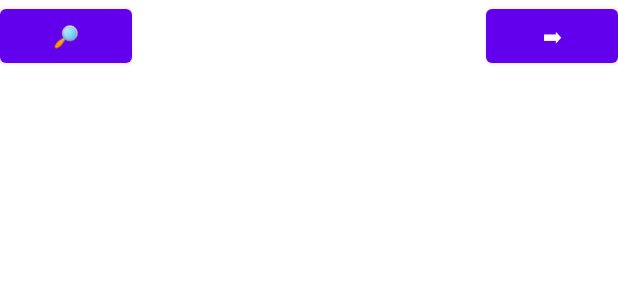
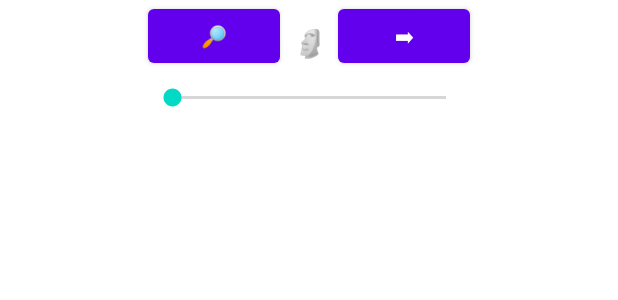
Before and after one commit to a-zhelonkin/WordExalt, an Android app: the layout layout_top.xml on its own in the app's theme, with its tools: preview values and no code run, on a phone screen of 412 x 824 dp. Shown: the top 300 px of the screen. Run offline under Robolectric (Android 15) with nearby library versions, the phone set to English and light mode, and no system bars.

Commit message:
Двигаем overlay через слайдер

```diff
--- a/app/src/main/res/layout/layout_top.xml
+++ b/app/src/main/res/layout/layout_top.xml
@@ -8,27 +8,44 @@
         android:id="@+id/search"
         android:layout_width="wrap_content"
         android:layout_height="wrap_content"
+        android:layout_marginEnd="8dp"
+        android:layout_marginBottom="8dp"
         android:text="@string/searchLabel"
-        app:layout_constraintStart_toStartOf="parent"
+        app:layout_constraintBottom_toTopOf="@+id/overlayGap"
+        app:layout_constraintEnd_toStartOf="@+id/word"
         app:layout_constraintTop_toTopOf="parent" />
 
     <TextView
         android:id="@+id/word"
-        android:layout_width="0dp"
+        android:layout_width="wrap_content"
         android:layout_height="wrap_content"
         android:background="#FFFFFF"
+        android:gravity="center"
+        android:text="@string/defaultWord"
+        android:textAlignment="gravity"
         android:textSize="18sp"
-        app:layout_constraintBottom_toBottomOf="parent"
-        app:layout_constraintEnd_toStartOf="@+id/next"
-        app:layout_constraintStart_toEndOf="@+id/search"
+        app:layout_constraintBottom_toTopOf="@+id/overlayGap"
+        app:layout_constraintEnd_toEndOf="parent"
+        app:layout_constraintStart_toStartOf="parent"
         app:layout_constraintTop_toTopOf="parent" />
 
     <Button
         android:id="@+id/next"
         android:layout_width="wrap_content"
         android:layout_height="wrap_content"
+        android:layout_marginStart="8dp"
+        android:layout_marginBottom="8dp"
         android:text="@string/nextLabel"
-        app:layout_constraintEnd_toEndOf="parent"
+        app:layout_constraintBottom_toTopOf="@+id/overlayGap"
+        app:layout_constraintStart_toEndOf="@+id/word"
         app:layout_constraintTop_toTopOf="parent" />
 
+    <SeekBar
+        android:id="@+id/overlayGap"
+        android:layout_width="0dp"
+        android:layout_height="wrap_content"
+        app:layout_constraintBottom_toBottomOf="parent"
+        app:layout_constraintEnd_toEndOf="@+id/next"
+        app:layout_constraintStart_toStartOf="@+id/search" />
+
 </androidx.constraintlayout.widget.ConstraintLayout>
--- a/app/src/main/res/values/strings.xml
+++ b/app/src/main/res/values/strings.xml
@@ -3,4 +3,5 @@
     <string name="description">Word by word helper</string>
     <string translatable="false" name="searchLabel">🔎</string>
     <string translatable="false" name="nextLabel">➡</string>
+    <string name="defaultWord">🗿</string>
 </resources>
```
Also changed, not shown: app/src/main/java/com/futurteam/wordexalt/GlobalActionBarService.java (+27 -1 lines), app/src/main/res/layout/layout_overlay.xml (+14 -3 lines).
